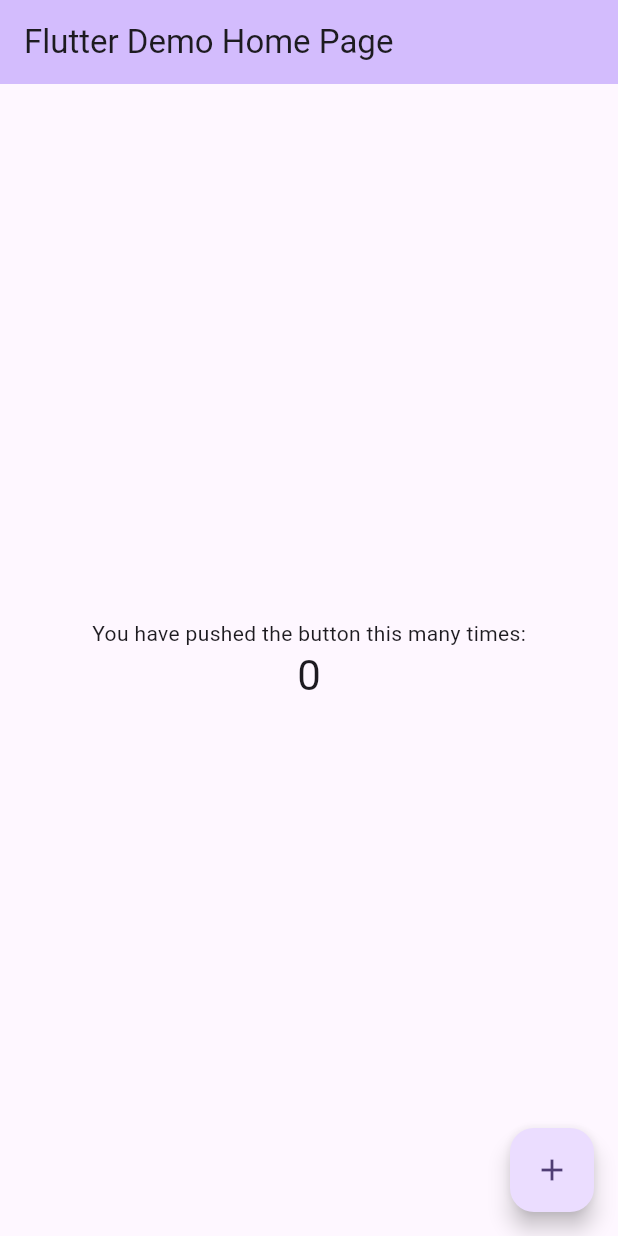
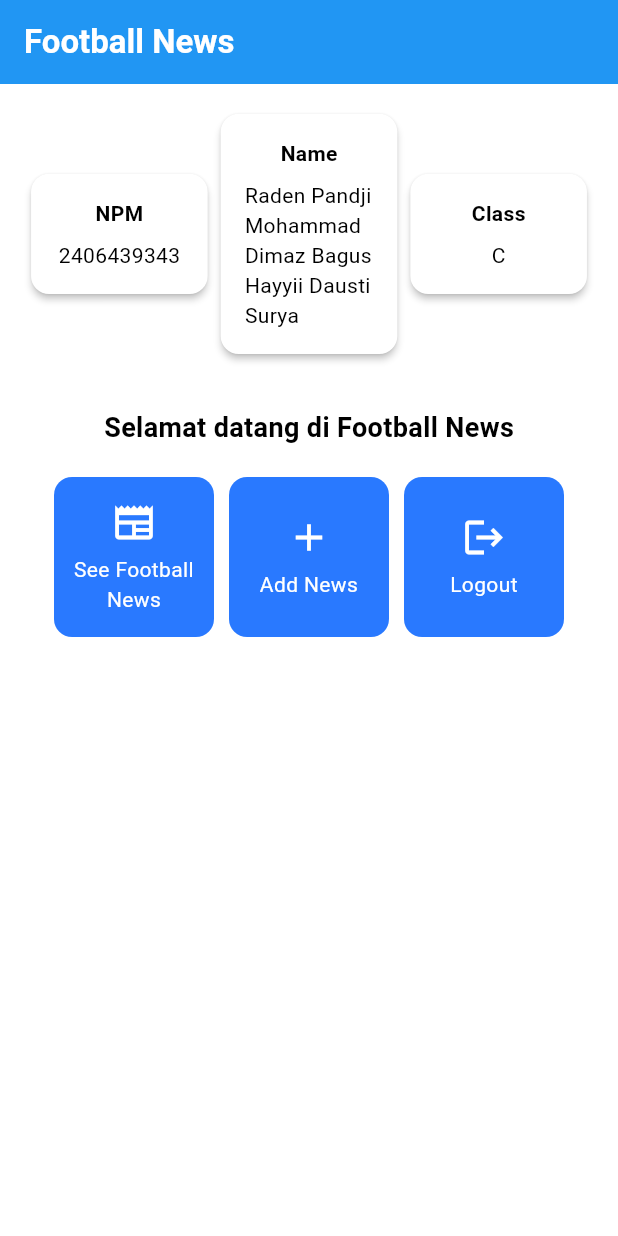
Before and after one commit to rpmdim/football-news-mobile, a Flutter app: the screen it shows after launch, on a phone screen of 412 x 824 dp. Run offline on Flutter 3.47's test engine with Material 3 defaults, Android fonts, the phone set to English and light mode, and no system bars.

Commit message:
starting flutter (Tutorial 6)

```diff
--- a/lib/main.dart
+++ b/lib/main.dart
@@ -1,4 +1,5 @@
 import 'package:flutter/material.dart';
+import 'package:football_news/menu.dart';
 
 void main() {
   runApp(const MyApp());
@@ -28,95 +29,12 @@ class MyApp extends StatelessWidget {
         //
         // This works for code too, not just values: Most code changes can be
         // tested with just a hot reload.
-        colorScheme: ColorScheme.fromSeed(seedColor: Colors.deepPurple),
+        // colorScheme: ColorScheme.fromSeed(seedColor: Colors.deepPurple),
+        colorScheme: ColorScheme.fromSwatch(
+          primarySwatch: Colors.blue,
+        ).copyWith(secondary: Colors.blueAccent[400]),
       ),
-      home: const MyHomePage(title: 'Flutter Demo Home Page'),
+      home: MyHomePage(),
     );
   }
 }
-
-class MyHomePage extends StatefulWidget {
-  const MyHomePage({super.key, required this.title});
-
-  // This widget is the home page of your application. It is stateful, meaning
-  // that it has a State object (defined below) that contains fields that affect
-  // how it looks.
-
-  // This class is the configuration for the state. It holds the values (in this
-  // case the title) provided by the parent (in this case the App widget) and
-  // used by the build method of the State. Fields in a Widget subclass are
-  // always marked "final".
-
-  final String title;
-
-  @override
-  State<MyHomePage> createState() => _MyHomePageState();
-}
-
-class _MyHomePageState extends State<MyHomePage> {
-  int _counter = 0;
-
-  void _incrementCounter() {
-    setState(() {
-      // This call to setState tells the Flutter framework that something has
-      // changed in this State, which causes it to rerun the build method below
-      // so that the display can reflect the updated values. If we changed
-      // _counter without calling setState(), then the build method would not be
-      // called again, and so nothing would appear to happen.
-      _counter++;
-    });
-  }
-
-  @override
-  Widget build(BuildContext context) {
-    // This method is rerun every time setState is called, for instance as done
-    // by the _incrementCounter method above.
-    //
-    // The Flutter framework has been optimized to make rerunning build methods
-    // fast, so that you can just rebuild anything that needs updating rather
-    // than having to individually change instances of widgets.
-    return Scaffold(
-      appBar: AppBar(
-        // TRY THIS: Try changing the color here to a specific color (to
-        // Colors.amber, perhaps?) and trigger a hot reload to see the AppBar
-        // change color while the other colors stay the same.
-        backgroundColor: Theme.of(context).colorScheme.inversePrimary,
-        // Here we take the value from the MyHomePage object that was created by
-        // the App.build method, and use it to set our appbar title.
-        title: Text(widget.title),
-      ),
-      body: Center(
-        // Center is a layout widget. It takes a single child and positions it
-        // in the middle of the parent.
-        child: Column(
-          // Column is also a layout widget. It takes a list of children and
-          // arranges them vertically. By default, it sizes itself to fit its
-          // children horizontally, and tries to be as tall as its parent.
-          //
-          // Column has various properties to control how it sizes itself and
-          // how it positions its children. Here we use mainAxisAlignment to
-          // center the children vertically; the main axis here is the vertical
-          // axis because Columns are vertical (the cross axis would be
-          // horizontal).
-          //
-          // TRY THIS: Invoke "debug painting" (choose the "Toggle Debug Paint"
-          // action in the IDE, or press "p" in the console), to see the
-          // wireframe for each widget.
-          mainAxisAlignment: MainAxisAlignment.center,
-          children: <Widget>[
-            const Text('You have pushed the button this many times:'),
-            Text(
-              '$_counter',
-              style: Theme.of(context).textTheme.headlineMedium,
-            ),
-          ],
-        ),
-      ),
-      floatingActionButton: FloatingActionButton(
-        onPressed: _incrementCounter,
-        tooltip: 'Increment',
-        child: const Icon(Icons.add),
-      ), // This trailing comma makes auto-formatting nicer for build methods.
-    );
-  }
-}
--- /dev/null
+++ b/lib/menu.dart
@@ -0,0 +1,181 @@
+import 'package:flutter/material.dart';
+
+class MyHomePage extends StatelessWidget {
+  MyHomePage({super.key});
+
+  final String nama =
+      "Raden Pandji Mohammad Dimaz Bagus Hayyii Dausti Surya"; //nama
+  final String npm = "2406439343"; //npm
+  final String kelas = "C"; //kelas
+
+  final List<ItemHomepage> items = [
+    ItemHomepage("See Football News", Icons.newspaper),
+    ItemHomepage("Add News", Icons.add),
+    ItemHomepage("Logout", Icons.logout),
+  ];
+
+  @override
+  Widget build(BuildContext context) {
+    // Scaffold menyediakan struktur dasar halaman dengan AppBar dan body.
+    return Scaffold(
+      // AppBar adalah bagian atas halaman yang menampilkan judul.
+      appBar: AppBar(
+        // Judul aplikasi "Football News" dengan teks putih dan tebal.
+        title: const Text(
+          'Football News',
+          style: TextStyle(color: Colors.white, fontWeight: FontWeight.bold),
+        ),
+        // Warna latar belakang AppBar diambil dari skema warna tema aplikasi.
+        backgroundColor: Theme.of(context).colorScheme.primary,
+      ),
+      // Body halaman dengan padding di sekelilingnya.
+      body: Padding(
+        padding: const EdgeInsets.all(16.0),
+        // Menyusun widget secara vertikal dalam sebuah kolom.
+        child: Column(
+          crossAxisAlignment: CrossAxisAlignment.center,
+          children: [
+            // Row untuk menampilkan 3 InfoCard secara horizontal.
+            Row(
+              mainAxisAlignment: MainAxisAlignment.spaceEvenly,
+              children: [
+                InfoCard(title: 'NPM', content: npm),
+                InfoCard(title: 'Name', content: nama),
+                InfoCard(title: 'Class', content: kelas),
+              ],
+            ),
+
+            // Memberikan jarak vertikal 16 unit.
+            const SizedBox(height: 16.0),
+
+            // Menempatkan widget berikutnya di tengah halaman.
+            Center(
+              child: Column(
+                // Menyusun teks dan grid item secara vertikal.
+                children: [
+                  // Menampilkan teks sambutan dengan gaya tebal dan ukuran 18.
+                  const Padding(
+                    padding: EdgeInsets.only(top: 16.0),
+                    child: Text(
+                      'Selamat datang di Football News',
+                      style: TextStyle(
+                        fontWeight: FontWeight.bold,
+                        fontSize: 18.0,
+                      ),
+                    ),
+                  ),
+
+                  // Grid untuk menampilkan ItemCard dalam bentuk grid 3 kolom.
+                  GridView.count(
+                    primary: true,
+                    padding: const EdgeInsets.all(20),
+                    crossAxisSpacing: 10,
+                    mainAxisSpacing: 10,
+                    crossAxisCount: 3,
+                    // Agar grid menyesuaikan tinggi kontennya.
+                    shrinkWrap: true,
+
+                    // Menampilkan ItemCard untuk setiap item dalam list items.
+                    children: items.map((ItemHomepage item) {
+                      return ItemCard(item);
+                    }).toList(),
+                  ),
+                ],
+              ),
+            ),
+          ],
+        ),
+      ),
+    );
+  }
+}
+
+class InfoCard extends StatelessWidget {
+  // Kartu informasi yang menampilkan title dan content.
+
+  final String title; // Judul kartu.
+  final String content; // Isi kartu.
+
+  const InfoCard({super.key, required this.title, required this.content});
+
+  @override
+  Widget build(BuildContext context) {
+    return Card(
+      // Membuat kotak kartu dengan bayangan dibawahnya.
+      elevation: 2.0,
+      child: Container(
+        // Mengatur ukuran dan jarak di dalam kartu.
+        width:
+            MediaQuery.of(context).size.width /
+            3.5, // menyesuaikan dengan lebar device yang digunakan.
+        padding: const EdgeInsets.all(16.0),
+        // Menyusun title dan content secara vertikal.
+        child: Column(
+          children: [
+            Text(title, style: const TextStyle(fontWeight: FontWeight.bold)),
+            const SizedBox(height: 8.0),
+            Text(content),
+          ],
+        ),
+      ),
+    );
+  }
+}
+
+class ItemHomepage {
+  final String name;
+  final IconData icon;
+
+  ItemHomepage(this.name, this.icon);
+}
+
+class ItemCard extends StatelessWidget {
+  // Menampilkan kartu dengan ikon dan nama.
+
+  final ItemHomepage item;
+
+  const ItemCard(this.item, {super.key});
+
+  @override
+  Widget build(BuildContext context) {
+    return Material(
+      // Menentukan warna latar belakang dari tema aplikasi.
+      color: Theme.of(context).colorScheme.secondary,
+      // Membuat sudut kartu melengkung.
+      borderRadius: BorderRadius.circular(12),
+
+      child: InkWell(
+        // Aksi ketika kartu ditekan.
+        onTap: () {
+          // Menampilkan pesan SnackBar saat kartu ditekan.
+          ScaffoldMessenger.of(context)
+            ..hideCurrentSnackBar()
+            ..showSnackBar(
+              SnackBar(
+                content: Text("Kamu telah menekan tombol ${item.name}!"),
+              ),
+            );
+        },
+        // Container untuk menyimpan Icon dan Text
+        child: Container(
+          padding: const EdgeInsets.all(8),
+          child: Center(
+            child: Column(
+              // Menyusun ikon dan teks di tengah kartu.
+              mainAxisAlignment: MainAxisAlignment.center,
+              children: [
+                Icon(item.icon, color: Colors.white, size: 30.0),
+                const Padding(padding: EdgeInsets.all(3)),
+                Text(
+                  item.name,
+                  textAlign: TextAlign.center,
+                  style: const TextStyle(color: Colors.white),
+                ),
+              ],
+            ),
+          ),
+        ),
+      ),
+    );
+  }
+}
```
